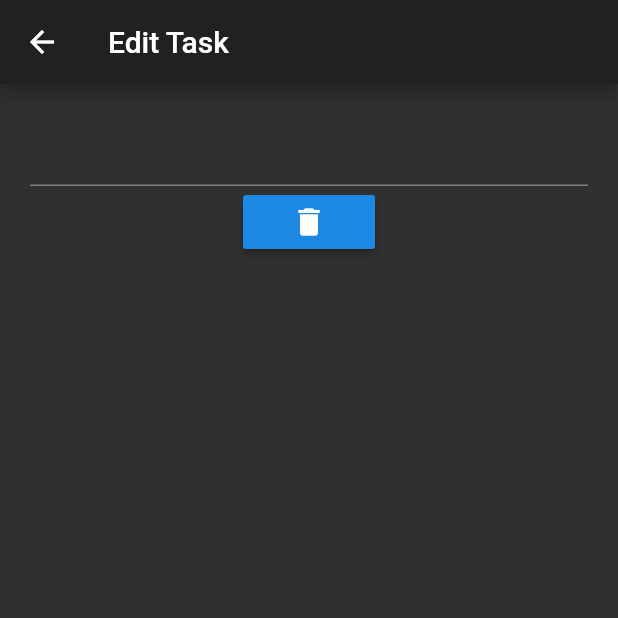
After one commit to erikstacy/Routine, a Flutter app: the EditTaskScreen screen opened by its route, on a phone screen of 412 x 824 dp, the top half of it. The commit adds this screen. Run offline on Flutter 3.47's test engine with Material 2 defaults, Android fonts, the phone set to English and light mode, and no system bars; our stand-ins replace cloud_firestore, firebase_auth; accounts and stored records are empty.

Commit message:
Added MOST of the task and routine functionality. I'm going to try to refactor my code now though

```diff
--- a/lib/main.dart
+++ b/lib/main.dart
@@ -1,6 +1,7 @@
 import 'package:firebase_auth/firebase_auth.dart';
 import 'package:flutter/material.dart';
 import 'package:provider/provider.dart';
+import 'package:routine/screens/edit_task_screen.dart';
 import 'package:routine/screens/login_screen.dart';
 import 'package:routine/screens/register_screen.dart';
 import 'package:routine/screens/routine_screen.dart';
@@ -19,6 +20,7 @@ class MyApp extends StatelessWidget {
     return MultiProvider(
       providers: [
         StreamProvider<FirebaseUser>.value(value: _auth.user),
+        //StreamProvider<Task>.value(value: Tas)
       ],
       child: MaterialApp(
         initialRoute: WelcomeScreen.id,
@@ -28,6 +30,7 @@ class MyApp extends StatelessWidget {
           LoginScreen.id: (context) => LoginScreen(),
           RoutineScreen.id: (context) => RoutineScreen(),
           TaskScreen.id: (context) => TaskScreen(),
+          EditTaskScreen.id: (context) => EditTaskScreen(),
         },
         theme: ThemeData.dark(),
       ),
--- /dev/null
+++ b/lib/screens/edit_task_screen.dart
@@ -0,0 +1,86 @@
+import 'package:firebase_auth/firebase_auth.dart';
+import 'package:flutter/material.dart';
+import 'package:provider/provider.dart';
+import 'package:routine/services/db.dart';
+import 'package:routine/services/models.dart';
+
+class EditTaskScreen extends StatefulWidget {
+
+  static String id = 'edit_task_screen';
+
+  Task task;
+  String routineId;
+
+  EditTaskScreen({
+    this.task,
+    this.routineId,
+  });
+
+  @override
+  _EditTaskScreenState createState() => _EditTaskScreenState();
+}
+
+class _EditTaskScreenState extends State<EditTaskScreen> {
+
+  TextEditingController titleController = TextEditingController();
+
+  DatabaseService _db = DatabaseService();
+
+  @override
+  void dispose() {
+    titleController.dispose();
+    super.dispose();
+  }
+
+  @override
+  Widget build(BuildContext context) {
+
+    var user = Provider.of<FirebaseUser>(context);
+
+    String startingTitle = widget.task == null ? '' : widget.task.title;
+    titleController.text = startingTitle;
+
+    return Scaffold(
+      appBar: AppBar(
+        title: Text('Edit Task'),
+        leading: IconButton(
+          icon: Icon(
+            Icons.arrow_back,
+          ),
+          onPressed: () {
+            // Changed title - Old Task
+            if (startingTitle != titleController.text && widget.task != null) {
+              _db.setTaskName(user, widget.routineId, widget.task.id, titleController.text);
+            }
+
+            // Changed title - New Task
+            if (startingTitle != titleController.text && widget.task == null) {
+              _db.createNewTask(user, widget.routineId, titleController.text);
+            }
+
+            Navigator.pop(context);
+          },
+        ),
+      ),
+      body: Container(
+        padding: EdgeInsets.all(20),
+        child: Column(
+          children: <Widget>[
+            TextField(
+              controller: titleController,
+            ),
+            RaisedButton(
+              child: Icon(
+                Icons.delete,
+              ),
+              onPressed: () {
+                _db.deleteTask(user, widget.routineId, widget.task.id);
+                Navigator.pop(context);
+              },
+            ),
+          ],
+        ),
+      ),
+    );
+  }
+}
```
Also changed, not shown: lib/screens/edit_routine_screen.dart (added, +84 -0 lines), lib/screens/routine_screen.dart (+12 -0 lines), lib/screens/task_screen.dart (+56 -13 lines), lib/services/db.dart (+73 -0 lines).
